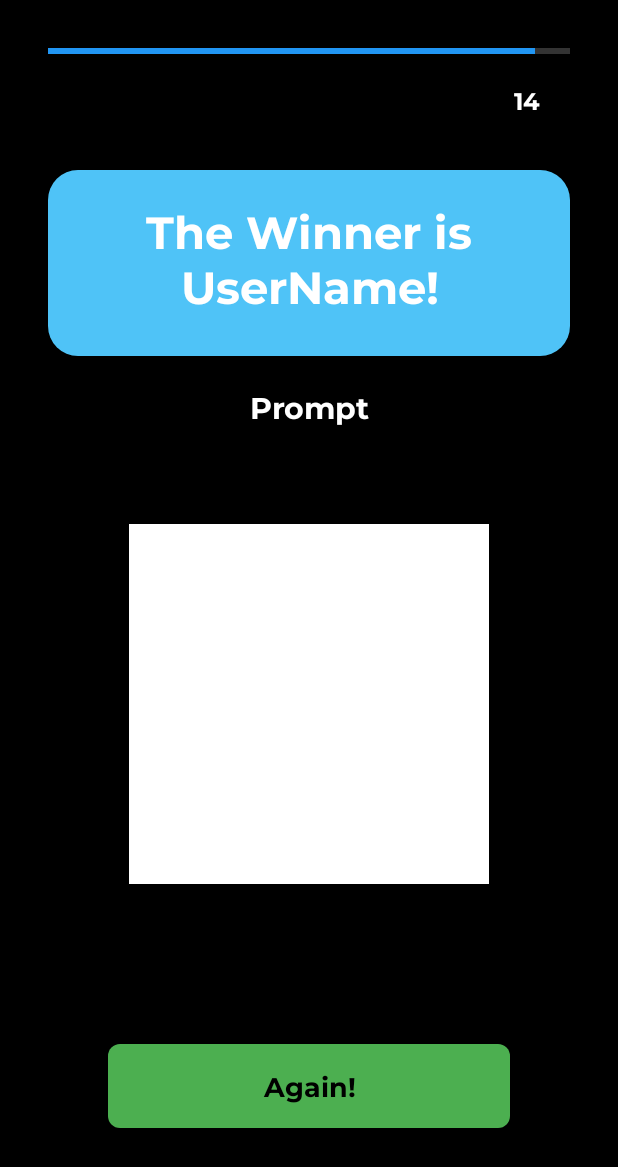
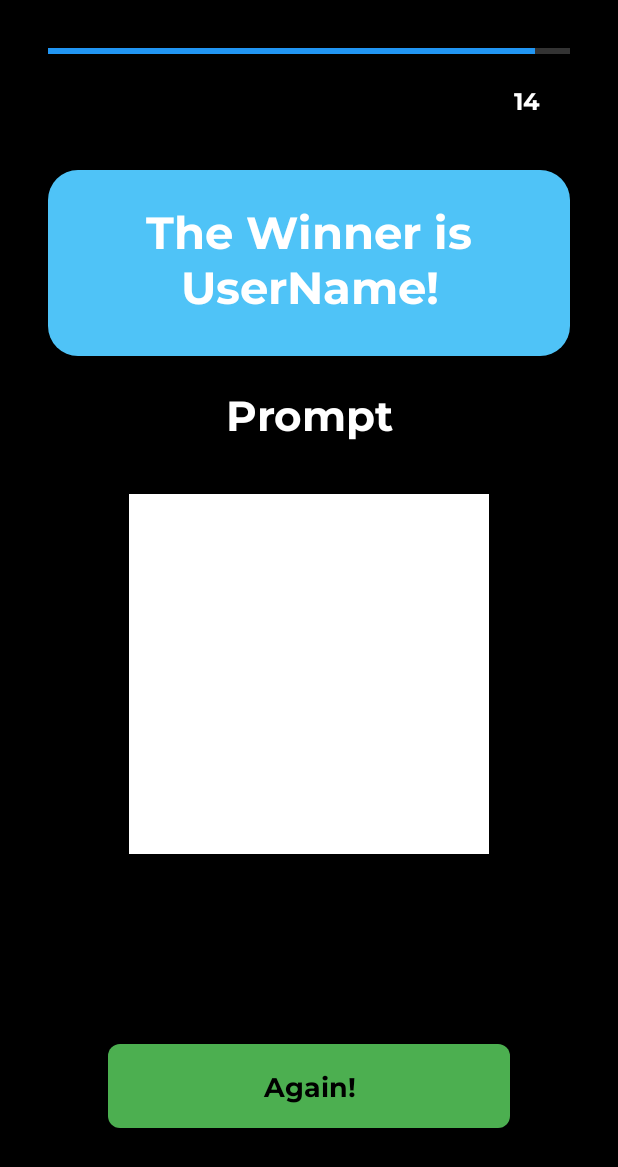
Before and after one commit to Cole-deBoer/Think-About-It, an Android app: the LeaderboardActivity screen opened directly, with no data from a screen before it, on a phone screen of 412 x 824 dp. Shown: the top 1167 px of the screen. Run offline under Robolectric (Android 15) with nearby library versions, the phone set to English and light mode, and no system bars; our stand-ins replace Firebase (no records; nobody signed in at launch, a user with empty details on screens opened directly); 4 statements that could not run were skipped.

Commit message:
Layout changes, prompt gets saved in leaderboard page

```diff
--- a/app/src/main/java/com/example/thinkaboutit/LeaderboardActivity.kt
+++ b/app/src/main/java/com/example/thinkaboutit/LeaderboardActivity.kt
@@ -17,12 +17,16 @@ import android.view.ViewGroup
 import android.widget.ImageButton
 import android.widget.LinearLayout
 import java.io.Serializable
+import com.google.firebase.database.DataSnapshot
+import com.google.firebase.database.DatabaseError
+import com.google.firebase.database.ValueEventListener
 
 class LeaderboardActivity : AppCompatActivity(), State, OnUserImageClick {
 
     private lateinit var leaderboardAdapter: LeaderboardAdapter
     private val users = mutableListOf<User>()
     private var winnerImage: Bitmap? = null
+    private lateinit var promptListener: ValueEventListener
 
     override fun onCreate(savedInstanceState: Bundle?) {
         super.onCreate(savedInstanceState)
@@ -30,6 +34,7 @@ class LeaderboardActivity : AppCompatActivity(), State, OnUserImageClick {
 
         val winnerText = findViewById<TextView>(R.id.winner_text)
         val winnerImageView = findViewById<ImageView>(R.id.winning_drawing)
+        val promptText = findViewById<TextView>(R.id.prompt_text)
 
         // Setup RecyclerView
         val recyclerView = findViewById<RecyclerView>(R.id.leaderboard_recycler_view)
@@ -97,6 +102,19 @@ class LeaderboardActivity : AppCompatActivity(), State, OnUserImageClick {
             .replace(R.id.timer_container, TimerFragment.newInstance(timeLimit.toInt()))
             .commit()
 
+        // Listen for prompt updates from Firebase
+        val promptText = findViewById<TextView>(R.id.prompt_text)
+        promptListener = object : ValueEventListener {
+            override fun onDataChange(snapshot: DataSnapshot) {
+                val prompt = snapshot.value?.toString() ?: "Prompt"
+                promptText.text = prompt
+            }
+            override fun onCancelled(error: DatabaseError) {
+                promptText.text = "Error loading prompt"
+            }
+        }
+        ServiceManager.Instance.episodeRef.child("prompt").addValueEventListener(promptListener)
+
         GameTimerManager.Instance.startTimer(timeLimit) {
             Toast.makeText(this, "Time's up!", Toast.LENGTH_SHORT).show()
             ServiceManager.Instance.clearEpisode()
@@ -147,6 +165,8 @@ class LeaderboardActivity : AppCompatActivity(), State, OnUserImageClick {
 
 
     override fun exit(state: State) {
+        // Remove the prompt listener when exiting
+        ServiceManager.Instance.episodeRef.child("prompt").removeEventListener(promptListener)
         startActivity(Intent(this, state::class.java));
         ServiceManager.Instance.setUserReadyness(false)
     }
--- a/app/src/main/res/layout/activity_leaderboard.xml
+++ b/app/src/main/res/layout/activity_leaderboard.xml
@@ -33,13 +33,13 @@
         android:id="@+id/prompt_text"
         android:layout_width="match_parent"
         android:layout_height="wrap_content"
+        android:text="Prompt"
+        android:textColor="@android:color/white"
+        android:textSize="28sp"
+        android:textStyle="bold"
         android:fontFamily="@font/montserratbold"
         android:gravity="center"
         android:padding="20dp"
-        android:text="Prompt"
-        android:textColor="@android:color/white"
-        android:textSize="20sp"
-        android:textStyle="bold"
         app:layout_constraintEnd_toEndOf="parent"
         app:layout_constraintStart_toStartOf="parent"
         app:layout_constraintTop_toBottomOf="@id/winner_text" />
@@ -48,7 +48,7 @@
         android:id="@+id/winning_drawing"
         android:layout_width="240dp"
         android:layout_height="240dp"
-        android:layout_marginTop="40dp"
+        android:layout_marginTop="8dp"
         android:background="@android:color/white"
         android:padding="20dp"
         android:elevation="4dp"
```
